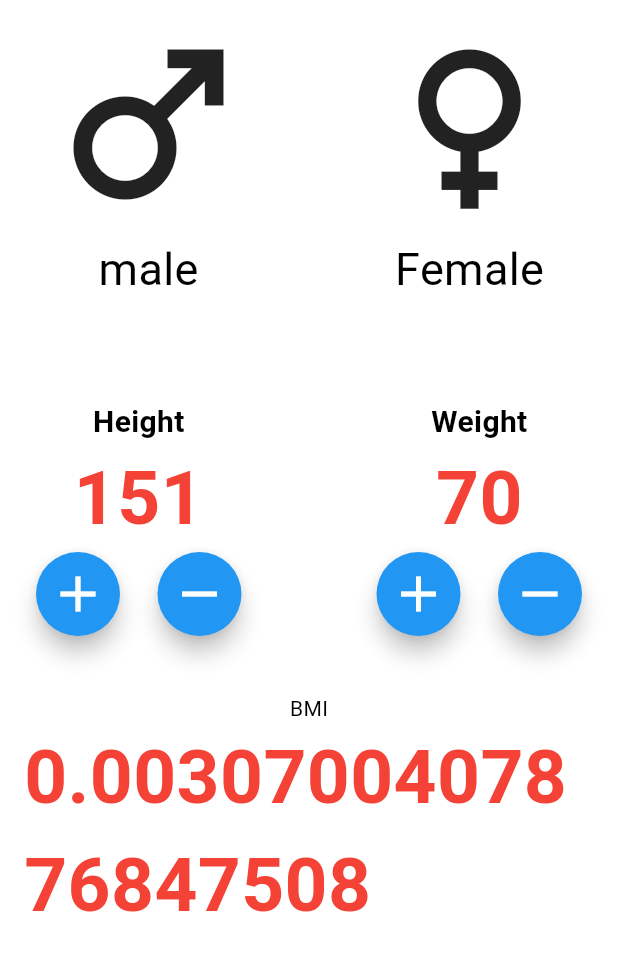
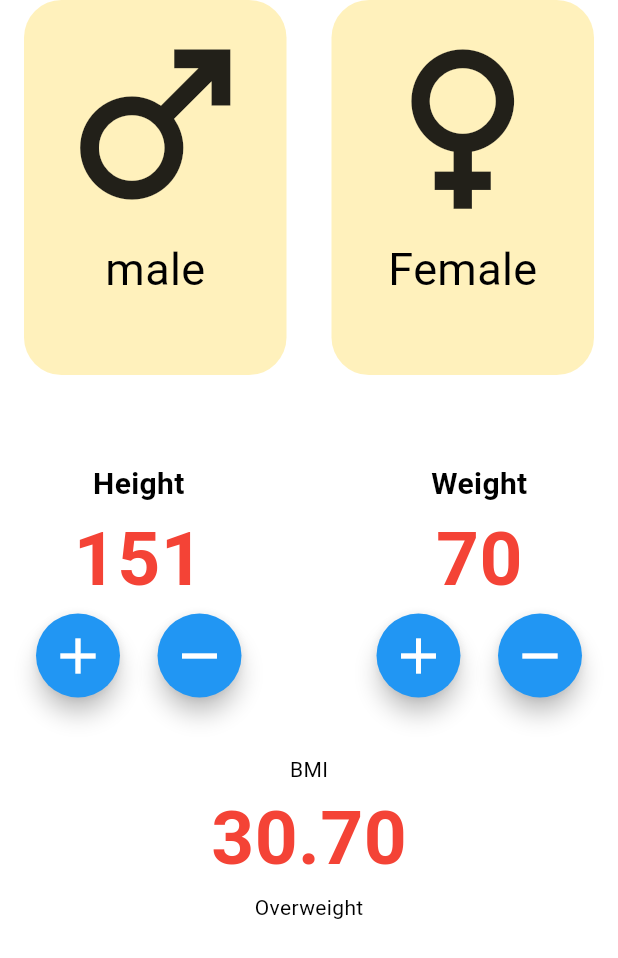
Before and after one commit to Bawanthathilan/flutter-todo-app, a Flutter app: the BMI_Cal screen opened directly, after a tap on the "add" icon, on a phone screen of 412 x 824 dp. Shown: the top 958 px of the screen. Run offline on Flutter 3.47's test engine with Material 2 defaults, Android fonts, the phone set to English and light mode, and no system bars.

Commit message:
add some stying

```diff
--- a/lib/screens/bmi_cal.dart
+++ b/lib/screens/bmi_cal.dart
@@ -14,7 +14,17 @@ class _BMI_CalState extends State<BMI_Cal> {
   late double BMI = calculateBMI(height: height, weight: weight);
 
   double calculateBMI({required int height , required int weight}){
-    return weight / (height*height);
+    return weight / (height*height) * 10000;
+  }
+
+   String getResult(bmiValue){
+    if(bmiValue >= 25){
+      return 'Overweight';
+    }else if(bmiValue > 18.5){
+      return "Normal";
+    }else{
+      return "Underweight";
+    }
   }
 
   @override
@@ -28,7 +38,18 @@ class _BMI_CalState extends State<BMI_Cal> {
             children: [
               Row(
                 children: [
-                  Padding(
+                  GestureDetector(
+                    onTap: (){
+
+                    },
+                    child: Container(
+                      height: 250,
+                      width: 175,
+                      decoration: BoxDecoration(
+                          color: Colors.amberAccent.withAlpha(90),
+                        borderRadius: BorderRadius.circular(25)
+                      ),
+
                       padding: const EdgeInsets.all(8.0),
                       child: Column(
                         children: const [
@@ -39,8 +60,17 @@ class _BMI_CalState extends State<BMI_Cal> {
                         ],
                       ),
                     ),
+                  ),
                   Spacer(),
-                  Padding(
+                  GestureDetector(
+                    onTap: (){},
+                    child: Container(
+                      height: 250,
+                      width: 175,
+                      decoration: BoxDecoration(
+                          color: Colors.amberAccent.withAlpha(90),
+                          borderRadius: BorderRadius.circular(25)
+                      ),
                       padding: const EdgeInsets.all(8.0),
                       child: Column(
                         children: const [
@@ -49,6 +79,7 @@ class _BMI_CalState extends State<BMI_Cal> {
                             fontSize: 30
                           ),)
                         ],
+                      ),
                     ),
                   )
                 ],
@@ -161,12 +192,13 @@ class _BMI_CalState extends State<BMI_Cal> {
               Column(
                 children: [
                   Text("BMI"),
-                   Text("$BMI", style: TextStyle(
+                   Text(BMI.toStringAsFixed(2), style: TextStyle(
                       fontSize: 50,
                       fontWeight: FontWeight.bold,
                       color: Colors.red
                   ),
                   ),
+                  Text(getResult(BMI)),
                 ],
               ),
             ],
```
Lines whose indentation alone changed are shown as unchanged.
